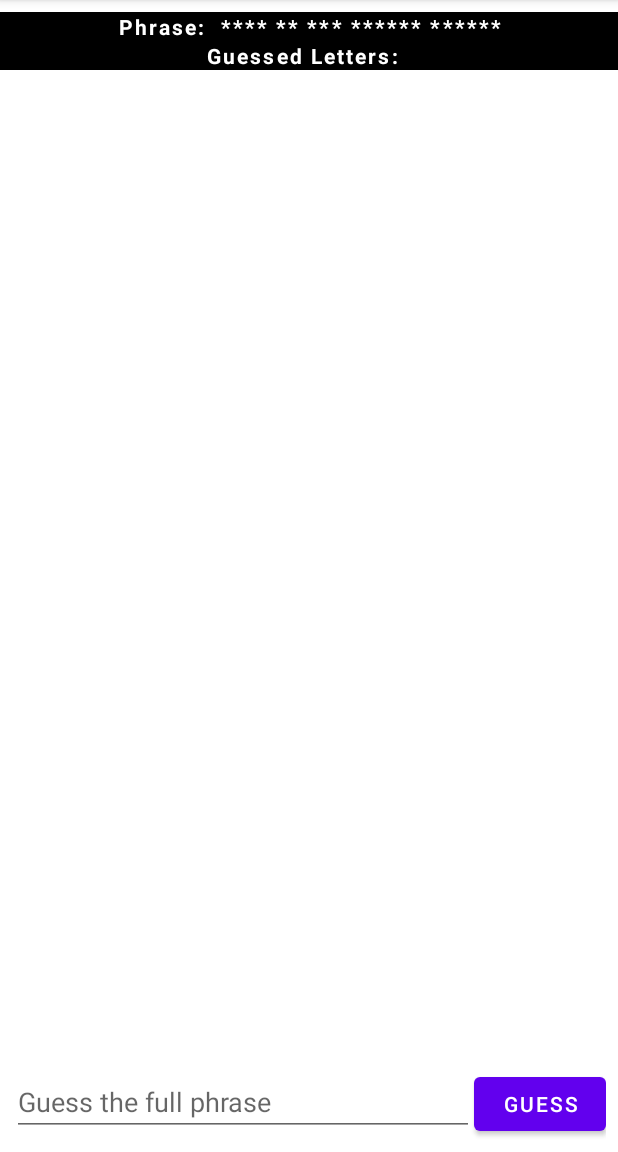
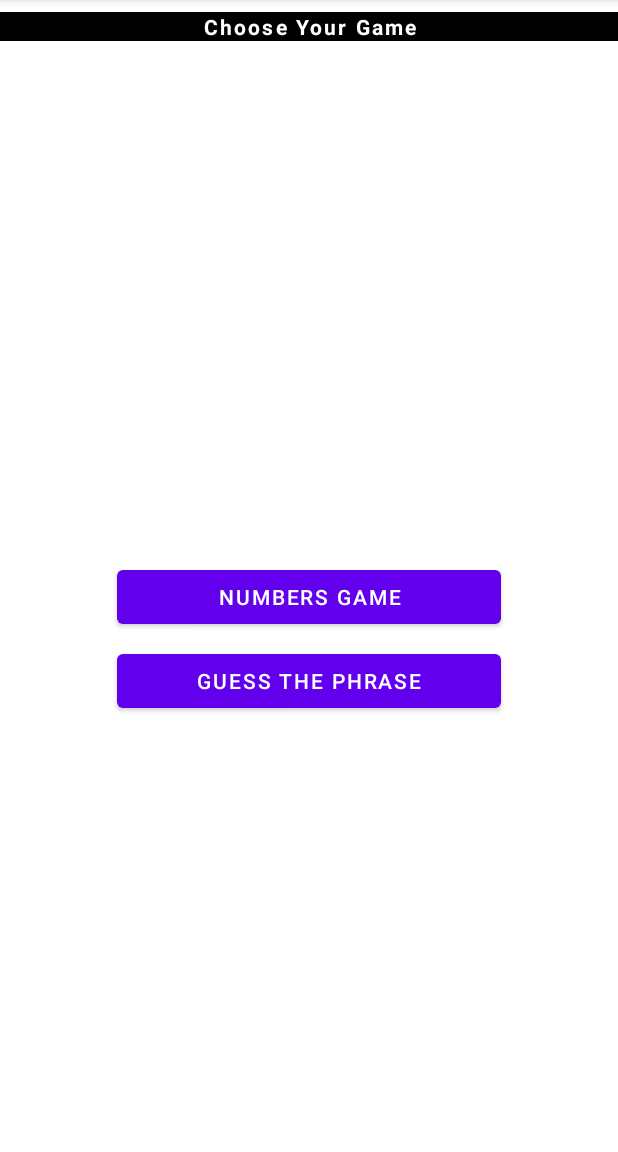
Before and after one commit to AlminPiricDojo/KotlinPractice, an Android app: the screen it shows after launch (MainActivity), on a phone screen of 412 x 824 dp, the part 84-1236 px from its top. Run offline under Robolectric (Android 15) with nearby library versions, the phone set to English and light mode, and no system bars.

Commit message:
Guess the Phrase is now a new activity

```diff
--- a/app/src/main/AndroidManifest.xml
+++ b/app/src/main/AndroidManifest.xml
@@ -9,6 +9,7 @@
         android:roundIcon="@mipmap/ic_launcher_round"
         android:supportsRtl="true"
         android:theme="@style/Theme.KotlinPractice">
+        <activity android:name=".GuessThePhrase"></activity>
         <activity android:name=".MainActivity">
             <intent-filter>
                 <action android:name="android.intent.action.MAIN" />
--- a/app/src/main/java/com/example/kotlinpractice/MainActivity.kt
+++ b/app/src/main/java/com/example/kotlinpractice/MainActivity.kt
@@ -1,6 +1,8 @@
 package com.example.kotlinpractice
 
+import android.app.Activity
 import android.content.DialogInterface
+import android.content.Intent
 import androidx.appcompat.app.AppCompatActivity
 import android.os.Bundle
 import android.view.View
@@ -15,142 +17,21 @@ import kotlinx.android.synthetic.main.activity_main.*
 import kotlin.random.Random
 
 class MainActivity : AppCompatActivity() {
-    private lateinit var clRoot: ConstraintLayout
-    private lateinit var guessField: EditText
-    private lateinit var guessButton: Button
-    private lateinit var messages: ArrayList<String>
-    private lateinit var tvPhrase: TextView
-    private lateinit var tvLetters: TextView
-
-    private val answer = "this is the secret phrase"
-    private val myAnswerDictionary = mutableMapOf<Int, Char>()
-    private var myAnswer = ""
-    private var guessedLetters = ""
-    private var count = 0
-    private var guessPhrase = true
+    private lateinit var numbersGameButton: Button
+    private lateinit var guessThePhraseButton: Button
 
     override fun onCreate(savedInstanceState: Bundle?) {
         super.onCreate(savedInstanceState)
         setContentView(R.layout.activity_main)
 
-        for(i in answer.indices){
-            if(answer[i] == ' '){
-                myAnswerDictionary[i] = ' '
-                myAnswer += ' '
-            }else{
-                myAnswerDictionary[i] = '*'
-                myAnswer += '*'
-            }
-        }
-
-        clRoot = findViewById(R.id.clRoot)
-        messages = ArrayList()
-
-        rvMessages.adapter = MessageAdapter(this, messages)
-        rvMessages.layoutManager = LinearLayoutManager(this)
-
-        guessField = findViewById(R.id.etGuessField)
-        guessButton = findViewById(R.id.btGuessButton)
-        guessButton.setOnClickListener { addMessage() }
-
-        tvPhrase = findViewById(R.id.tvPhrase)
-        tvLetters = findViewById(R.id.tvLetters)
-
-        updateText()
+        numbersGameButton = findViewById(R.id.btNumbersGame)
+//        numbersGameButton.setOnClickListener { startGame(GuessThePhrase()) }
+        guessThePhraseButton = findViewById(R.id.btGuessThePhrase)
+        guessThePhraseButton.setOnClickListener { startGame(GuessThePhrase()) }
     }
 
-    private fun addMessage(){
-        val msg = guessField.text.toString()
-
-        if(guessPhrase){
-            if(msg == answer){
-                disableEntry()
-                showAlertDialog("You win!\n\nPlay again?")
-            }else{
-                messages.add("Wrong guess: $msg")
-                guessPhrase = false
-                updateText()
-            }
-        }else{
-            if(msg.isNotEmpty() && msg.length==1){
-                myAnswer = ""
-                guessPhrase = true
-                checkLetters(msg[0])
-            }else{
-                Snackbar.make(clRoot, "Please enter one letter only", Snackbar.LENGTH_LONG).show()
-            }
-        }
-
-        guessField.text.clear()
-        guessField.clearFocus()
-        rvMessages.adapter?.notifyDataSetChanged()
-    }
-
-    private fun disableEntry(){
-        guessButton.isEnabled = false
-        guessButton.isClickable = false
-        guessField.isEnabled = false
-        guessField.isClickable = false
-    }
-
-    private fun updateText(){
-        tvPhrase.text = "Phrase:  " + myAnswer.toUpperCase()
-        tvLetters.text = "Guessed Letters:  " + guessedLetters
-        if(guessPhrase){
-            guessField.hint = "Guess the full phrase"
-        }else{
-            guessField.hint = "Guess a letter"
-        }
-    }
-
-    private fun checkLetters(guessedLetter: Char){
-        var found = 0
-        for(i in answer.indices){
-            if(answer[i] == guessedLetter){
-                myAnswerDictionary[i] = guessedLetter
-                found++
-            }
-        }
-        for(i in myAnswerDictionary){myAnswer += myAnswerDictionary[i.key]}
-        if(myAnswer==answer){
-            disableEntry()
-            showAlertDialog("You win!\n\nPlay again?")
-        }
-        if(guessedLetters.isEmpty()){guessedLetters+=guessedLetter}else{guessedLetters+=", "+guessedLetter}
-        if(found>0){
-            messages.add("Found $found ${guessedLetter.toUpperCase()}(s)")
-        }else{
-            messages.add("No ${guessedLetter.toUpperCase()}s found")
-        }
-        count++
-        val guessesLeft = 10 - count
-        if(count<10){messages.add("$guessesLeft guesses remaining")}
-        updateText()
-        rvMessages.scrollToPosition(messages.size - 1)
-    }
-
-    private fun showAlertDialog(title: String) {
-        // build alert dialog
-        val dialogBuilder = AlertDialog.Builder(this)
-
-        // set message of alert dialog
-        dialogBuilder.setMessage(title)
-            // if the dialog is cancelable
-            .setCancelable(false)
-            // positive button text and action
-            .setPositiveButton("Yes", DialogInterface.OnClickListener {
-                    dialog, id -> this.recreate()
-            })
-            // negative button text and action
-            .setNegativeButton("No", DialogInterface.OnClickListener {
-                    dialog, id -> dialog.cancel()
-            })
-
-        // create dialog box
-        val alert = dialogBuilder.create()
-        // set title for alert dialog box
-        alert.setTitle("Game Over")
-        // show alert dialog
-        alert.show()
+    private fun startGame(activity: Activity){
+        val intent = Intent(this, activity::class.java)
+        startActivity(intent)
     }
 }
--- a/app/src/main/res/layout/activity_main.xml
+++ b/app/src/main/res/layout/activity_main.xml
@@ -8,12 +8,12 @@
     tools:context=".MainActivity">
 
     <TextView
-        android:id="@+id/tvPhrase"
+        android:id="@+id/tvTitle"
         android:layout_width="match_parent"
         android:layout_height="wrap_content"
         android:layout_marginTop="8dp"
         android:letterSpacing=".1"
-        android:text="Phrase: "
+        android:text="Choose Your Game"
         android:textStyle="bold"
         android:textColor="@color/white"
         android:background="@color/black"
@@ -22,57 +22,25 @@
         app:layout_constraintStart_toStartOf="parent"
         app:layout_constraintTop_toTopOf="parent" />
 
-    <TextView
-        android:id="@+id/tvLetters"
-        android:layout_width="match_parent"
+    <Button
+        android:id="@+id/btNumbersGame"
+        android:layout_width="256dp"
         android:layout_height="wrap_content"
-        android:letterSpacing=".1"
-        android:text="Letters Guessed: "
-        android:textStyle="bold"
-        android:textColor="@color/white"
-        android:background="@color/black"
-        android:textAlignment="center"
+        android:text="Numbers Game"
+        android:layout_margin="8dp"
+        app:layout_constraintBottom_toBottomOf="parent"
         app:layout_constraintEnd_toEndOf="parent"
         app:layout_constraintStart_toStartOf="parent"
-        app:layout_constraintTop_toBottomOf="@id/tvPhrase" />
+        app:layout_constraintTop_toBottomOf="@+id/tvTitle" />
 
-    <androidx.recyclerview.widget.RecyclerView
-        android:id="@+id/rvMessages"
-        android:layout_width="match_parent"
-        android:layout_height="0dp"
+    <Button
+        android:id="@+id/btGuessThePhrase"
+        android:layout_width="256dp"
+        android:layout_height="wrap_content"
+        android:text="Guess the Phrase"
         android:layout_margin="8dp"
         app:layout_constraintEnd_toEndOf="parent"
         app:layout_constraintStart_toStartOf="parent"
-        app:layout_constraintTop_toBottomOf="@+id/tvLetters"
-        app:layout_constraintBottom_toTopOf="@id/llBottom"/>
+        app:layout_constraintTop_toBottomOf="@+id/btNumbersGame" />
 
-    <LinearLayout
-        android:id="@+id/llBottom"
-        android:layout_width="match_parent"
-        android:layout_height="wrap_content"
-        android:layout_marginStart="8dp"
-        android:layout_marginTop="16dp"
-        android:layout_marginEnd="8dp"
-        android:layout_marginBottom="8dp"
-        android:orientation="horizontal"
-        app:layout_constraintBottom_toBottomOf="parent"
-        app:layout_constraintEnd_toEndOf="parent"
-        app:layout_constraintStart_toStartOf="parent"
-        >
-        <EditText
-            android:id="@+id/etGuessField"
-            android:layout_width="0dp"
-            android:layout_height="wrap_content"
-            android:layout_weight="1"
-            android:inputType="text"
-            android:hint="Guess a letter"
-            android:singleLine="true"
-            />
-        <Button
-            android:id="@+id/btGuessButton"
-            android:layout_width="wrap_content"
-            android:layout_height="wrap_content"
-            android:layout_gravity="end"
-            android:text="Guess"/>
-    </LinearLayout>
 </androidx.constraintlayout.widget.ConstraintLayout>
```
Also changed, not shown: app/src/main/java/com/example/kotlinpractice/GuessThePhrase.kt (added, +155 -0 lines), app/src/main/res/layout/activity_guess_the_phrase.xml (added, +78 -0 lines).
